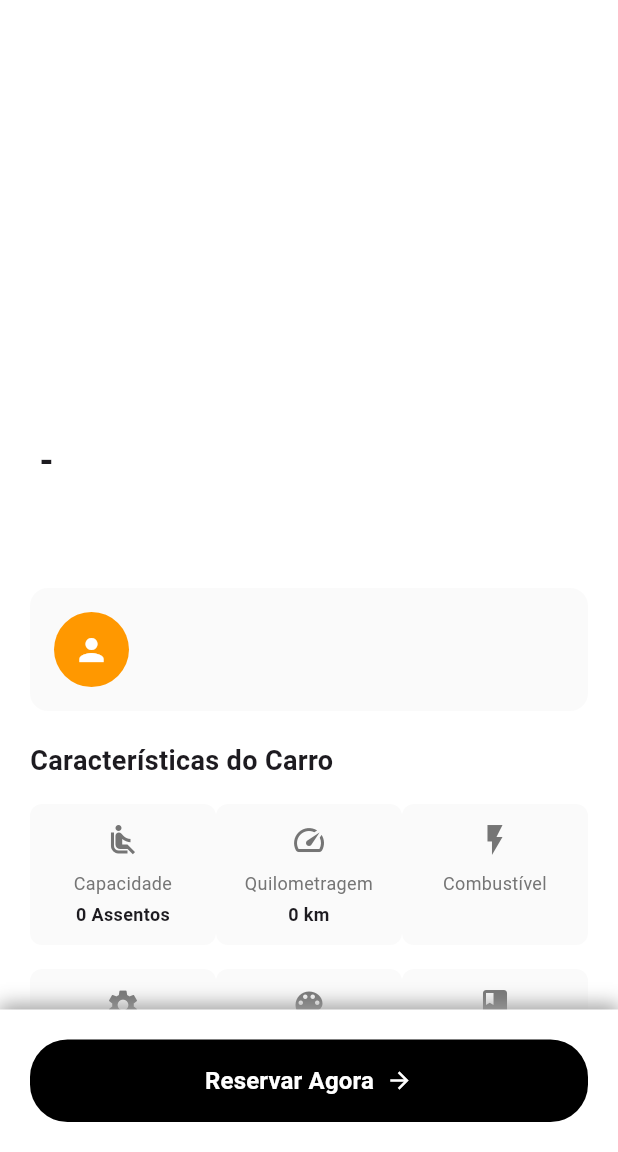
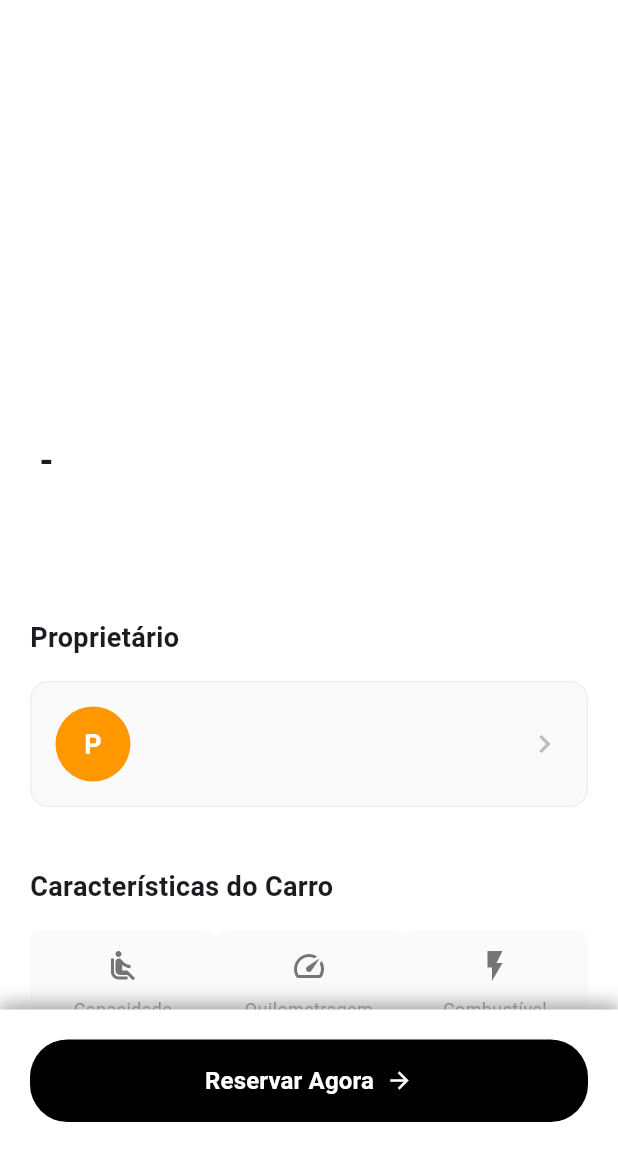
Before and after one commit to LeonardoButne/rent-a-car-frontend, a Flutter app: the CarDetailsScreen screen opened directly with empty values, on a phone screen of 412 x 824 dp, the part 84-1236 px from its top. Run offline on Flutter 3.47's test engine with Material 3 defaults, Android fonts, the phone set to English and light mode, and no system bars; our stand-ins replace dio, flutter_dotenv, image_picker, jwt_decoder, pinput, shared_preferences; accounts and stored records are empty.

Commit message:
feat: melhoria do header

```diff
--- a/rent_a_car_app/lib/features/cars/widgets/car details/dealer_section.dart
+++ b/rent_a_car_app/lib/features/cars/widgets/car details/dealer_section.dart
@@ -13,39 +13,61 @@ class DealerSection extends StatelessWidget {
 
   @override
   Widget build(BuildContext context) {
-    return GestureDetector(
+    return Container(
+      margin: const EdgeInsets.all(20),
+      child: Column(
+        crossAxisAlignment: CrossAxisAlignment.start,
+        children: [
+          const Text(
+            'Proprietário',
+            style: TextStyle(fontSize: 18, fontWeight: FontWeight.bold),
+          ),
+          const SizedBox(height: 16),
+          GestureDetector(
             onTap: onContact,
             child: Container(
-        margin: const EdgeInsets.symmetric(horizontal: 20),
               padding: const EdgeInsets.all(16),
               decoration: BoxDecoration(
                 color: Colors.grey[50],
                 borderRadius: BorderRadius.circular(12),
+                border: Border.all(color: Colors.grey[200]!),
               ),
               child: Row(
                 children: [
-            const CircleAvatar(
+                  CircleAvatar(
                     radius: 25,
                     backgroundColor: Colors.orange,
-              child: Icon(Icons.person, color: Colors.white),
+                    child: Text(
+                      owner.name.isNotEmpty ? owner.name[0].toUpperCase() : 'P',
+                      style: const TextStyle(
+                        color: Colors.white,
+                        fontWeight: FontWeight.bold,
+                        fontSize: 18,
                       ),
-            const SizedBox(width: 12),
+                    ),
+                  ),
+                  const SizedBox(width: 16),
                   Expanded(
                     child: Column(
                       crossAxisAlignment: CrossAxisAlignment.start,
                       children: [
                         Text(
-                    '${owner.name} ${owner.lastName}',
+                          '${owner.name} ${owner.lastName ?? ''}',
                           style: const TextStyle(
-                      fontWeight: FontWeight.bold,
+                            fontWeight: FontWeight.w600,
                             fontSize: 16,
+                            color: Colors.black,
                           ),
                         ),
                       ],
                     ),
                   ),
+                  Icon(Icons.chevron_right, color: Colors.grey[400], size: 24),
                 ],
               ),
+            ),
+          ),
+        ],
       ),
     );
   }
```
Lines whose indentation alone changed are shown as unchanged.
